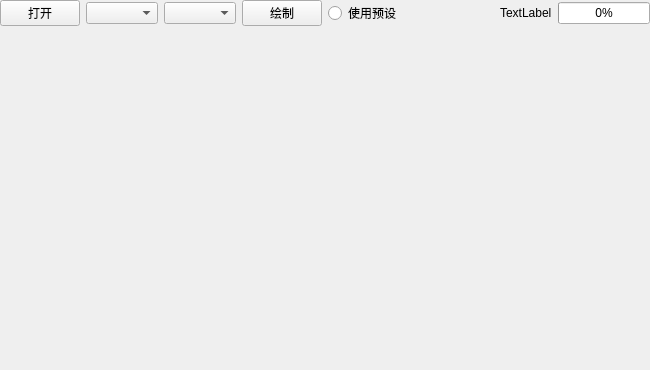
The window that src/modules/comrpt/widget/wgcomrpt.ui (Dragon-qing/ToolKit) describes before a commit, drawn with Qt 5.
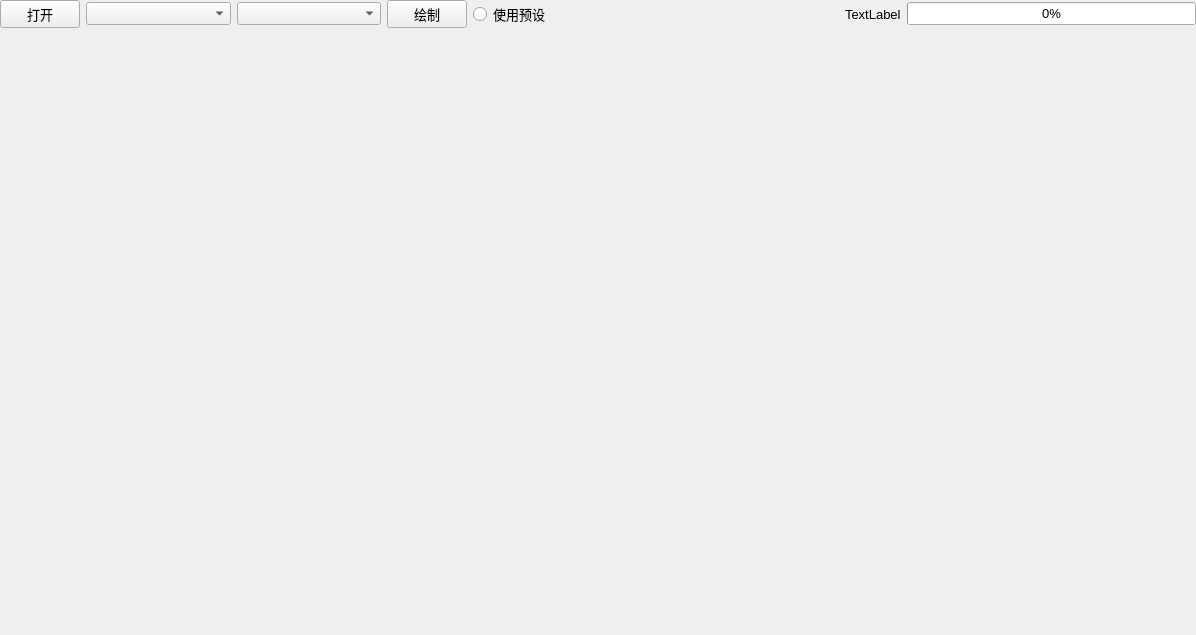
The same window after the commit. The open tabs and pages were chosen to show the change. Custom widgets are drawn as their Qt base class.

Commit message: feat: 数据分析页面适配 (#24)

```diff
--- a/src/modules/comrpt/widget/wgcomrpt.ui
+++ b/src/modules/comrpt/widget/wgcomrpt.ui
@@ -6,8 +6,8 @@
    <rect>
     <x>0</x>
     <y>0</y>
-    <width>650</width>
-    <height>370</height>
+    <width>1196</width>
+    <height>635</height>
    </rect>
   </property>
   <property name="windowTitle">
@@ -23,28 +23,57 @@
    <property name="rightMargin">
     <number>0</number>
    </property>
+   <property name="bottomMargin">
+    <number>0</number>
+   </property>
    <item>
     <layout class="QVBoxLayout" name="verticalLayout" stretch="1,5">
      <property name="bottomMargin">
-      <number>2</number>
+      <number>0</number>
      </property>
      <item>
-      <layout class="QHBoxLayout" name="horizontalLayout">
+      <layout class="QHBoxLayout" name="horizontalLayout" stretch="0,1,1,0,0,2,0,2">
        <item>
         <widget class="QPushButton" name="OpenBtn">
+         <property name="font">
+          <font>
+           <family>Microsoft YaHei UI</family>
+           <pointsize>10</pointsize>
+          </font>
+         </property>
          <property name="text">
           <string>打开</string>
          </property>
         </widget>
        </item>
        <item>
-        <widget class="QComboBox" name="xAxisComboBox"/>
+        <widget class="QComboBox" name="xAxisComboBox">
+         <property name="font">
+          <font>
+           <family>Microsoft YaHei UI</family>
+           <pointsize>10</pointsize>
+          </font>
+         </property>
+        </widget>
        </item>
        <item>
-        <widget class="QComboBox" name="yAxisComboBox"/>
+        <widget class="QComboBox" name="yAxisComboBox">
+         <property name="font">
+          <font>
+           <family>Microsoft YaHei UI</family>
+           <pointsize>10</pointsize>
+          </font>
+         </property>
+        </widget>
        </item>
        <item>
         <widget class="QPushButton" name="drawBtn">
+         <property name="font">
+          <font>
+           <family>Microsoft YaHei UI</family>
+           <pointsize>10</pointsize>
+          </font>
+         </property>
          <property name="text">
           <string>绘制</string>
          </property>
@@ -52,6 +81,12 @@
        </item>
        <item>
         <widget class="QRadioButton" name="defaultRaido">
+         <property name="font">
+          <font>
+           <family>Microsoft YaHei UI</family>
+           <pointsize>10</pointsize>
+          </font>
+         </property>
          <property name="text">
           <string>使用预设</string>
          </property>
@@ -62,6 +97,9 @@
          <property name="orientation">
           <enum>Qt::Horizontal</enum>
          </property>
+         <property name="sizeType">
+          <enum>QSizePolicy::Expanding</enum>
+         </property>
          <property name="sizeHint" stdset="0">
           <size>
            <width>40</width>
@@ -72,6 +110,12 @@
        </item>
        <item>
         <widget class="QLabel" name="label">
+         <property name="font">
+          <font>
+           <family>Microsoft YaHei UI</family>
+           <pointsize>10</pointsize>
+          </font>
+         </property>
          <property name="text">
           <string>TextLabel</string>
          </property>
@@ -79,6 +123,12 @@
        </item>
        <item>
         <widget class="QProgressBar" name="progressBar">
+         <property name="font">
+          <font>
+           <family>Microsoft YaHei UI</family>
+           <pointsize>10</pointsize>
+          </font>
+         </property>
          <property name="value">
           <number>0</number>
          </property>
@@ -93,7 +143,20 @@
        </property>
        <widget class="QCustomPlot" name="plot"/>
        <widget class="QWidget" name="defaultPlot">
-        <layout class="QVBoxLayout" name="verticalLayout_3"/>
+        <layout class="QVBoxLayout" name="verticalLayout_3">
+         <property name="leftMargin">
+          <number>0</number>
+         </property>
+         <property name="topMargin">
+          <number>0</number>
+         </property>
+         <property name="rightMargin">
+          <number>0</number>
+         </property>
+         <property name="bottomMargin">
+          <number>0</number>
+         </property>
+        </layout>
        </widget>
       </widget>
      </item>
```
Left out of the diff: 8 changed lines with no effect on the pictures. The commit also changes 2 other files.
